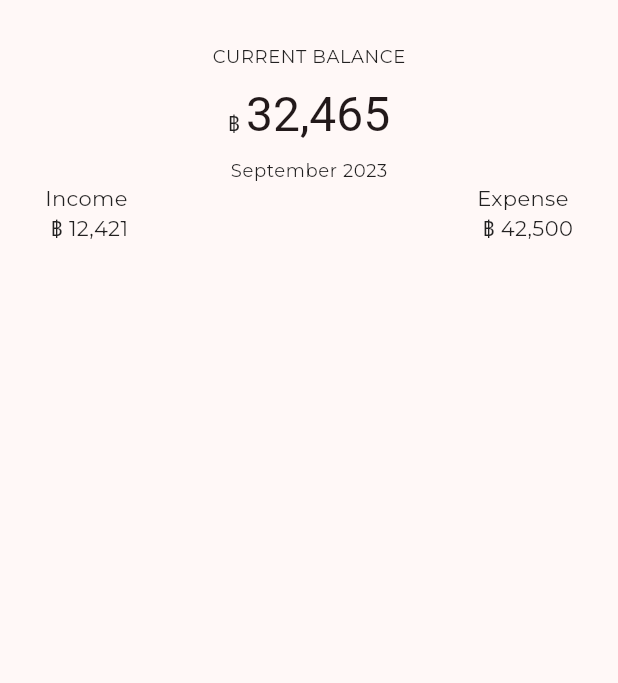
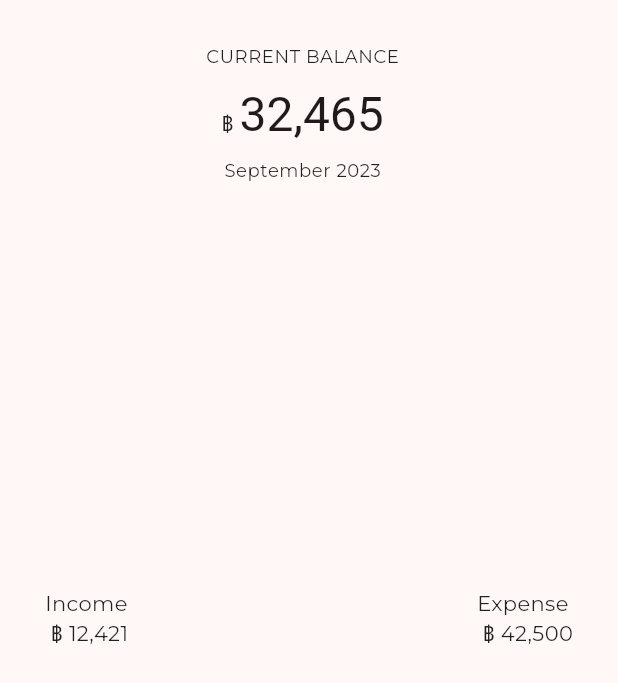
Before and after one commit to online59/CoPenny, a Flutter app: the WalletBalanceHeaderWidget widget shown alone on an empty page, opened directly, on a phone screen of 412 x 824 dp. Shown: the top 683 px of the screen. Run offline on Flutter 3.47's test engine with Material 3 defaults, Android fonts, the phone set to English and light mode, and no system bars; our stand-ins replace animated_bottom_navigation_bar, cached_network_image, cloud_firestore, firebase_auth, firebase_core, fl_chart and 6 more; accounts and stored records are empty; network calls fail.

Commit message:
Update transaction

```diff
--- a/lib/src/features/core/screen/transaction/transaction_screen.dart
+++ b/lib/src/features/core/screen/transaction/transaction_screen.dart
@@ -25,7 +25,7 @@ class _TransactionScreenState extends State<TransactionScreen>
   List<Widget> buildSliverBody() {
     List<Widget> widgets = [];
     widgets.add(const SliverPinnedAppBarWidget(
-      expandedHeight: 250.0,
+      expandedHeight: 160.0,
       child: WalletBalanceHeaderWidget(),
     ));
     widgets.addAll(buildTransactionCards());
--- a/lib/src/features/core/screen/transaction/widgets/wallet_balanace_header_widget.dart
+++ b/lib/src/features/core/screen/transaction/widgets/wallet_balanace_header_widget.dart
@@ -11,7 +11,13 @@ class WalletBalanceHeaderWidget extends StatelessWidget {
   Widget build(BuildContext context) {
     return Container(
       padding: const EdgeInsets.all(mDefaultSize),
-      child:
+      child: Row(
+        mainAxisAlignment: MainAxisAlignment.spaceBetween,
+        crossAxisAlignment: CrossAxisAlignment.center,
+        children: [
+          const Text.rich(TextSpan(
+              text: mIncome,
+              children: [TextSpan(text: "\n $mThb $mIncomeDummy")])),
           Column(
             crossAxisAlignment: CrossAxisAlignment.center,
             children: [
@@ -46,18 +52,11 @@ class WalletBalanceHeaderWidget extends StatelessWidget {
                   ],
                 ),
               ),
-          const Row(
-            mainAxisAlignment: MainAxisAlignment.spaceBetween,
-            crossAxisAlignment: CrossAxisAlignment.center,
-            children: [
-              Text.rich(TextSpan(
-                  text: mIncome,
-                  children: [TextSpan(text: "\n $mThb $mIncomeDummy")])),
-              Text.rich(TextSpan(
+            ],
+          ),
+          const Text.rich(TextSpan(
               text: mExpense,
               children: [TextSpan(text: "\n $mThb $mExpenseDummy")])),
-            ],
-          ),
         ],
       ),
     );
```
Lines whose indentation alone changed are shown as unchanged.
